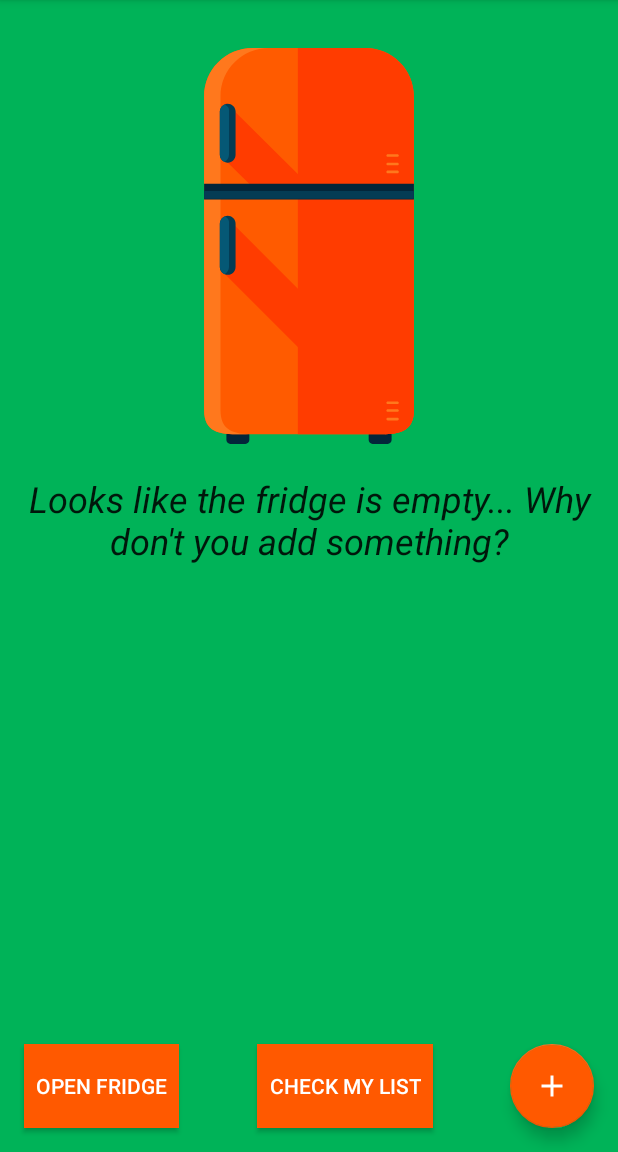
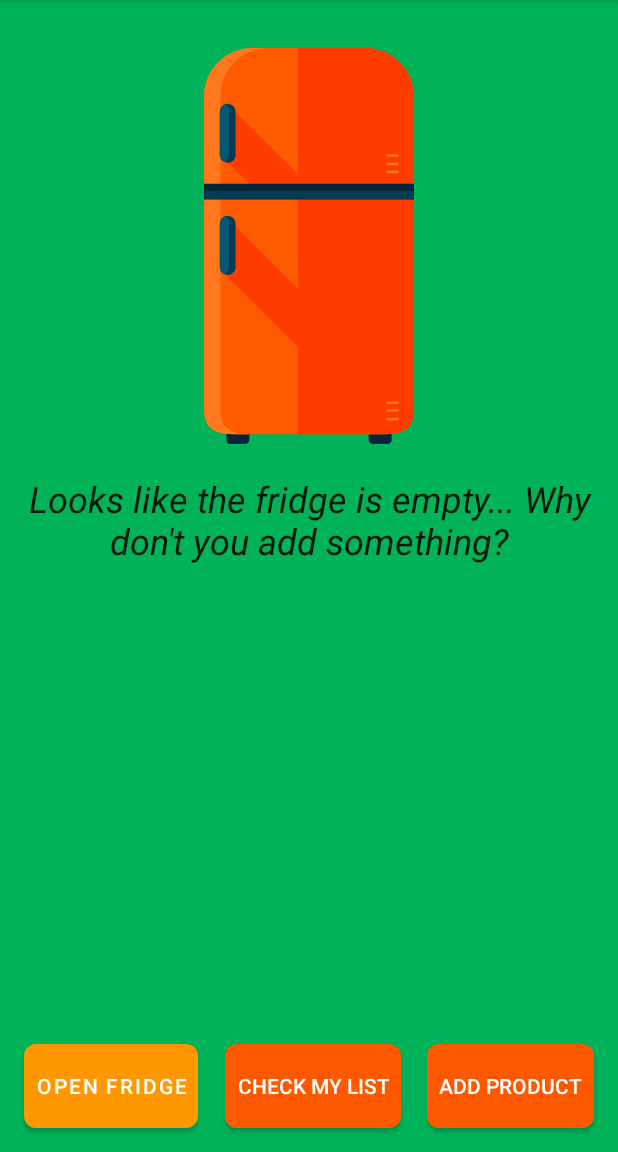
Before and after one commit to ambageo/GreenFridge, an Android app: the screen it shows after launch (MainActivity), on a phone screen of 412 x 824 dp, the part 84-1236 px from its top. Run offline under Robolectric (Android 15) with nearby library versions, the phone set to English and light mode, and no system bars; libraries missing offline, so code that uses them is left out: com.firebase.jobdispatcher; 4 statements that could not run were skipped.

Commit message:
Updated buttons style

```diff
--- a/app/src/main/java/com/georgeampartzidis/greenfridge/ProductsActivity.java
+++ b/app/src/main/java/com/georgeampartzidis/greenfridge/ProductsActivity.java
@@ -66,7 +66,7 @@ public class ProductsActivity extends AppCompatActivity implements LoaderManager
         mDb = dbHelper.getWritableDatabase();
 
         mRecyclerView = findViewById(R.id.recyclerview_products);
-        mFloatingActionButton = findViewById(R.id.fab);
+        mFloatingActionButton = findViewById(R.id.bt_add_product);
         mToolbar = findViewById(R.id.toolbar);
         mEmptyFridgeTextView= findViewById(R.id.tv_empty_fridge);
 
--- a/app/src/main/java/com/georgeampartzidis/greenfridge/ProductsListActivity.java
+++ b/app/src/main/java/com/georgeampartzidis/greenfridge/ProductsListActivity.java
@@ -83,7 +83,7 @@ public class ProductsListActivity extends AppCompatActivity implements OnClickLi
             }
 
             public void onSwiped(final ViewHolder viewHolder, int direction) {
-                ProductsListActivity.this.id = ((Long) viewHolder.itemView.getTag()).longValue();
+                ProductsListActivity.this.id = (Long) viewHolder.itemView.getTag();
                 Builder builder = new Builder(new ContextThemeWrapper(ProductsListActivity.this, R.style.CustomAlertDialog));
                 builder.setTitle((int) R.string.alert_dialog_title).setMessage((int) R.string.alert_dialog_list_message);
                 builder.setNeutralButton((int) R.string.delete_and_add_in_fridge, new DialogInterface.OnClickListener() {
--- /dev/null
+++ b/app/src/main/res/drawable/rounded_shape.xml
@@ -0,0 +1,10 @@
+<?xml version="1.0" encoding="utf-8"?>
+<shape xmlns:android="http://schemas.android.com/apk/res/android"
+    android:shape="rectangle">
+
+    <solid
+        android:color="@color/colorButton"/>
+    <corners
+        android:radius="8dp"/>
+
+</shape>
--- a/app/src/main/res/layout-land/activity_main.xml
+++ b/app/src/main/res/layout-land/activity_main.xml
@@ -33,13 +33,13 @@
 
 
     <com.google.android.material.floatingactionbutton.FloatingActionButton
-        android:id="@+id/fab"
+        android:id="@+id/bt_add_product"
         android:layout_width="56dp"
         android:layout_height="56dp"
         android:layout_margin="16dp"
         android:clickable="true"
         android:onClick="addProductActivity"
-        app:backgroundTint="@color/colorFab"
+        app:backgroundTint="@color/colorButton"
         app:layout_constraintBottom_toBottomOf="parent"
         app:layout_constraintRight_toRightOf="parent"
         app:srcCompat="@drawable/ic_add_white_24px" />
@@ -75,16 +75,16 @@
         android:id="@+id/bt_open_fridge"
         android:layout_width="wrap_content"
         android:layout_height="56dp"
-        android:background="@color/colorFab"
+        android:background="@color/colorButton"
         android:elevation="8dp"
         android:onClick="openFridge"
         android:padding="8dp"
         android:layout_marginLeft="16dp"
         android:text="Open Fridge"
         android:textColor="@android:color/white"
-        app:layout_constraintBottom_toBottomOf="@+id/fab"
+        app:layout_constraintBottom_toBottomOf="@+id/bt_add_product"
         app:layout_constraintStart_toStartOf="parent"
-        app:layout_constraintTop_toTopOf="@+id/fab" />
+        app:layout_constraintTop_toTopOf="@+id/bt_add_product" />
 
     <Button
         android:id="@+id/bt_open_shopping_list"
@@ -92,7 +92,7 @@
         android:layout_marginStart="8dp"
         android:onClick="openShoppingList"
         android:text="@string/check_list"
-        app:layout_constraintEnd_toStartOf="@id/fab"
+        app:layout_constraintEnd_toStartOf="@id/bt_add_product"
         app:layout_constraintStart_toEndOf="@+id/bt_open_fridge"
-        app:layout_constraintBottom_toBottomOf="@id/fab"/>
+        app:layout_constraintBottom_toBottomOf="@id/bt_add_product"/>
 </androidx.constraintlayout.widget.ConstraintLayout>
--- a/app/src/main/res/layout-sw600dp-land/activity_main.xml
+++ b/app/src/main/res/layout-sw600dp-land/activity_main.xml
@@ -33,13 +33,13 @@
 
 
     <com.google.android.material.floatingactionbutton.FloatingActionButton
-        android:id="@+id/fab"
+        android:id="@+id/bt_add_product"
         android:layout_width="56dp"
         android:layout_height="56dp"
         android:layout_margin="16dp"
         android:clickable="true"
         android:onClick="addProductActivity"
-        app:backgroundTint="@color/colorFab"
+        app:backgroundTint="@color/colorButton"
         app:layout_constraintBottom_toBottomOf="parent"
         app:layout_constraintRight_toRightOf="parent"
         app:srcCompat="@drawable/ic_add_white_24px" />
@@ -88,14 +88,14 @@
         android:layout_width="wrap_content"
         android:layout_height="56dp"
         android:layout_marginLeft="16dp"
-        android:background="@color/colorFab"
+        android:background="@color/colorButton"
         android:elevation="8dp"
         android:onClick="openFridge"
         android:padding="8dp"
         android:text="Open Fridge"
         android:textColor="@android:color/white"
-        app:layout_constraintBottom_toBottomOf="@+id/fab"
+        app:layout_constraintBottom_toBottomOf="@+id/bt_add_product"
         app:layout_constraintStart_toStartOf="parent"
-        app:layout_constraintTop_toTopOf="@+id/fab" />
+        app:layout_constraintTop_toTopOf="@+id/bt_add_product" />
 
 </androidx.constraintlayout.widget.ConstraintLayout>
--- a/app/src/main/res/layout-sw600dp/activity_main.xml
+++ b/app/src/main/res/layout-sw600dp/activity_main.xml
@@ -35,13 +35,13 @@
 
 
     <com.google.android.material.floatingactionbutton.FloatingActionButton
-        android:id="@+id/fab"
+        android:id="@+id/bt_add_product"
         android:layout_width="56dp"
         android:layout_height="56dp"
         android:layout_margin="16dp"
         android:clickable="true"
         android:onClick="addProductActivity"
-        app:backgroundTint="@color/colorFab"
+        app:backgroundTint="@color/colorButton"
         app:layout_constraintBottom_toBottomOf="parent"
         app:layout_constraintRight_toRightOf="parent"
         app:srcCompat="@drawable/ic_add_white_24px" />
@@ -87,7 +87,7 @@
         android:onClick="openShoppingList"
         android:text="@string/check_list"
         app:layout_constraintBottom_toBottomOf="@+id/button"
-        app:layout_constraintEnd_toStartOf="@+id/fab"
+        app:layout_constraintEnd_toStartOf="@+id/bt_add_product"
         app:layout_constraintStart_toEndOf="@+id/button"
         app:layout_constraintTop_toTopOf="@+id/button" />
 
@@ -95,16 +95,16 @@
         android:id="@+id/button"
         android:layout_width="wrap_content"
         android:layout_height="56dp"
-        android:background="@color/colorFab"
+        android:background="@color/colorButton"
         android:elevation="8dp"
         android:onClick="openFridge"
         android:padding="8dp"
         android:layout_marginLeft="16dp"
         android:text="Open Fridge"
         android:textColor="@android:color/white"
-        app:layout_constraintBottom_toBottomOf="@+id/fab"
+        app:layout_constraintBottom_toBottomOf="@+id/bt_add_product"
         app:layout_constraintStart_toStartOf="parent"
-        app:layout_constraintTop_toTopOf="@+id/fab" />
+        app:layout_constraintTop_toTopOf="@+id/bt_add_product" />
 
 
 </androidx.constraintlayout.widget.ConstraintLayout>
--- a/app/src/main/res/layout/activity_add_product.xml
+++ b/app/src/main/res/layout/activity_add_product.xml
@@ -32,12 +32,11 @@
         app:layout_constraintRight_toRightOf="parent"
         app:layout_constraintTop_toBottomOf="@+id/product" />
 
-    <Button
+    <com.google.android.material.button.MaterialButton
         android:id="@+id/add_button"
         style="@style/button"
         android:layout_marginBottom="16dp"
         android:layout_marginTop="8dp"
-        android:background="@color/colorFab"
         android:onClick="addToFridge"
         android:text="Add to fridge"
         android:textColor="@android:color/white"
--- a/app/src/main/res/layout/activity_main.xml
+++ b/app/src/main/res/layout/activity_main.xml
@@ -27,16 +27,6 @@
         app:layout_constraintStart_toStartOf="parent"
         app:layout_constraintTop_toTopOf="parent"
         app:srcCompat="@drawable/ic_fridge" />
-
-
-    <com.google.android.material.floatingactionbutton.FloatingActionButton
-        android:id="@+id/fab"
-        style="@style/fab_button"
-        android:onClick="addProductActivity"
-        app:backgroundTint="@color/colorFab"
-        app:layout_constraintBottom_toBottomOf="parent"
-        app:layout_constraintRight_toRightOf="parent"
-        app:srcCompat="@drawable/ic_add_white_24px" />
 
     <TextView
         android:id="@+id/tv_fridge_content"
@@ -70,23 +60,34 @@
         app:layout_constraintTop_toBottomOf="@+id/tv_fridge_content"
         tools:text="There are 2 products expiring today!" />
 
-    <Button
+    <com.google.android.material.button.MaterialButton
         android:id="@+id/bt_open_fridge"
         style="@style/button"
-        android:layout_marginLeft="16dp"
+        android:layout_marginStart="16dp"
         android:onClick="openFridge"
         android:text="@string/open_fridge"
-        app:layout_constraintBottom_toBottomOf="@+id/fab"
+        app:layout_constraintBottom_toBottomOf="@+id/bt_add_product"
         app:layout_constraintStart_toStartOf="parent"
-        app:layout_constraintTop_toTopOf="@+id/fab" />
+        app:layout_constraintTop_toTopOf="@+id/bt_add_product" />
 
     <Button
         android:id="@+id/bt_open_shopping_list"
         style="@style/button"
         android:onClick="openShoppingList"
         android:text="@string/check_list"
-        app:layout_constraintBottom_toBottomOf="@id/fab"
+        app:layout_constraintBottom_toBottomOf="@id/bt_add_product"
         app:layout_constraintStart_toEndOf="@id/bt_open_fridge"
-        app:layout_constraintEnd_toStartOf="@id/fab"/>
+        app:layout_constraintEnd_toStartOf="@id/bt_add_product"/>
+
+    <Button
+        android:id="@+id/bt_add_product"
+        style="@style/button"
+        android:onClick="addProductActivity"
+        android:text="@string/add_product"
+        app:layout_constraintBottom_toBottomOf="parent"
+        app:layout_constraintRight_toRightOf="parent"
+        android:layout_marginEnd="16dp"
+        android:layout_marginBottom="16dp"
+        app:srcCompat="@drawable/ic_add_white_24px" />
 
 </androidx.constraintlayout.widget.ConstraintLayout>
--- a/app/src/main/res/layout/activity_products.xml
+++ b/app/src/main/res/layout/activity_products.xml
@@ -39,12 +39,12 @@
         android:layout_gravity="center"/>
 
     <com.google.android.material.floatingactionbutton.FloatingActionButton
-        android:id="@+id/fab"
+        android:id="@+id/bt_add_product"
         style="@style/fab_button"
         android:layout_height="56dp"
         android:layout_gravity="bottom|right"
         android:onClick="addProductActivity"
-        app:backgroundTint="@color/colorFab"
+        app:backgroundTint="@color/colorButton"
         android:elevation="4dp"
         app:srcCompat="@drawable/ic_add_white_24px" />
 
--- a/app/src/main/res/layout/activity_products_list.xml
+++ b/app/src/main/res/layout/activity_products_list.xml
@@ -22,12 +22,12 @@
         android:paddingTop="?attr/actionBarSize" />
 
     <com.google.android.material.floatingactionbutton.FloatingActionButton
-        android:id="@+id/fab"
+        android:id="@+id/bt_add_product"
         style="@style/fab_button"
         android:layout_height="56dp"
         android:layout_gravity="bottom|right"
         android:onClick="addToShoppingList"
-        app:backgroundTint="@color/colorFab"
+        app:backgroundTint="@color/colorButton"
         android:elevation="4dp"
         app:srcCompat="@drawable/ic_add_white_24px" />
 </FrameLayout>
--- a/app/src/main/res/values/colors.xml
+++ b/app/src/main/res/values/colors.xml
@@ -4,7 +4,7 @@
     <color name="colorPrimaryDark">#E65100</color>
     <color name="colorAccent">#0000EE</color>
     <color name="background">#00B358</color>
-    <color name="colorFab">#FF5900</color>
+    <color name="colorButton">#FF5900</color>
     <color name="expired">#F44336</color>
     <color name="expiring">#FFEB3B</color>
 </resources>
--- a/app/src/main/res/values/strings.xml
+++ b/app/src/main/res/values/strings.xml
@@ -28,4 +28,5 @@
     <string name="alert_dialog_list_message">Just delete it or also add it in the fridge?</string>
     <string name="cancel">cancel</string>
     <string name="fridge_icon_description">Logo icon of the app</string>
+    <string name="add_product">Add product</string>
 </resources>
--- a/app/src/main/res/values/styles.xml
+++ b/app/src/main/res/values/styles.xml
@@ -50,7 +50,7 @@
         <item name="android:elevation">8dp</item>
         <item name="android:padding">8dp</item>
         <item name="android:textColor">@android:color/white</item>
-        <item name="android:background">@color/colorFab</item>
+        <item name="android:background">@drawable/rounded_shape</item>
     </style>
 
     <style name="product_list_item">
```
Also changed, not shown: app/src/main/res/layout/activity_add_product_to_list.xml (+34 -5 lines).
